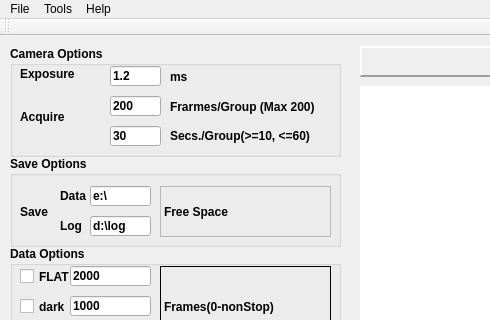
Above: nvst-tio/NVST-TiO-20220126-006/mainwindow.ui from chd1998/fso-qt before the change; both pictures show x 0 to 490 and y 0 to 320 of the 987 by 789 pixel window. Below: the same form after it.
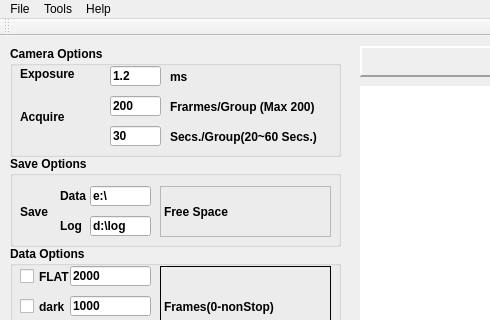
That is the form after the change.

Commit message: display revised & typo corrected

Patch:
```diff
--- a/nvst-tio/NVST-TiO-20220126-006/mainwindow.ui
+++ b/nvst-tio/NVST-TiO-20220126-006/mainwindow.ui
@@ -621,7 +621,7 @@
       </rect>
      </property>
      <property name="text">
-      <string>Secs./Group(&gt;=10, &lt;=60)</string>
+      <string>Secs./Group(20~60 Secs.)</string>
      </property>
     </widget>
    </widget>
```
The commit also changes 1 other file.
